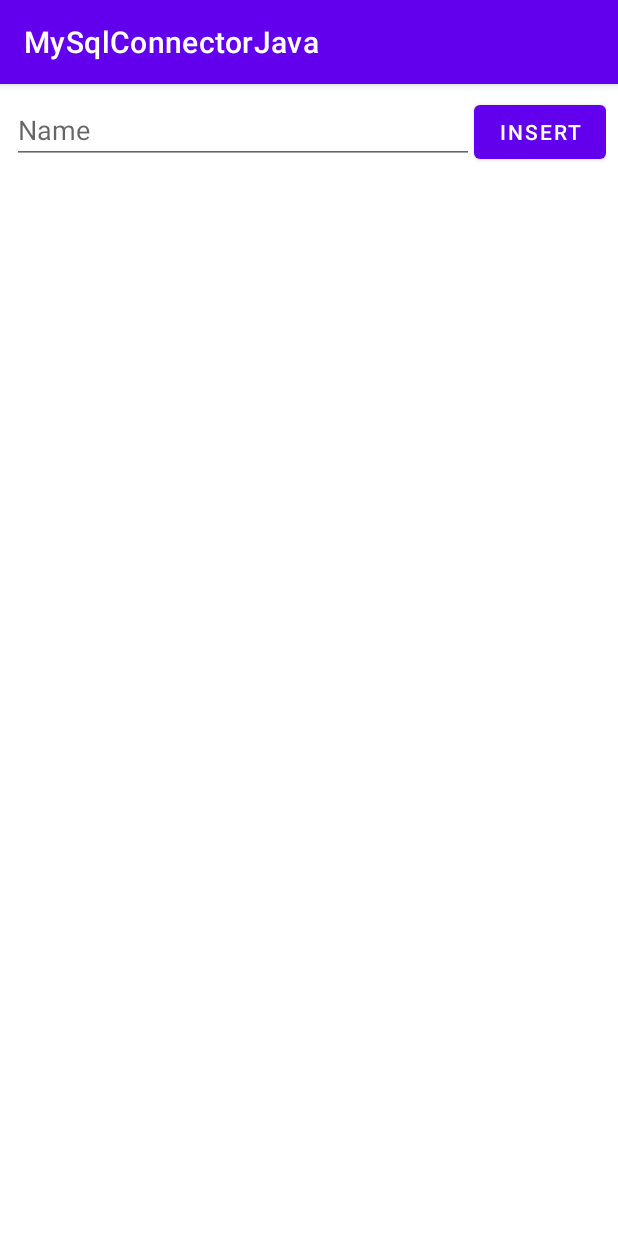
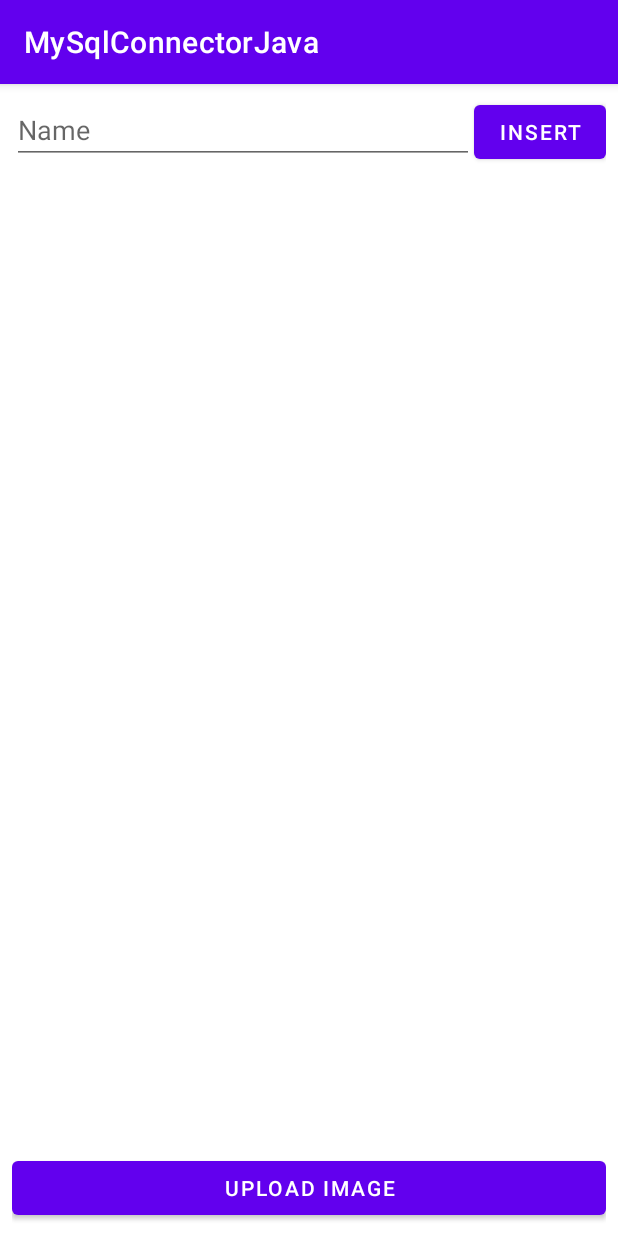
Before and after one commit to AdeDom/MySqlConnectorJava, an Android app: the screen it shows after launch (MainActivity), on a phone screen of 412 x 824 dp. Run offline under Robolectric (Android 15) with nearby library versions, the phone set to English and light mode, and no system bars; pictures from the network do not load; 4 statements that could not run were skipped.

Commit message:
update code library upload image and test (kotlin)

```diff
--- a/app/src/main/res/layout/activity_main.xml
+++ b/app/src/main/res/layout/activity_main.xml
@@ -31,6 +31,13 @@
     <com.google.android.material.textview.MaterialTextView
             android:id="@+id/tv_product"
             android:layout_width="wrap_content"
-            android:layout_height="wrap_content" />
+            android:layout_height="0dp"
+            android:layout_weight="1" />
+
+    <com.google.android.material.button.MaterialButton
+            android:id="@+id/bt_upload_image"
+            android:layout_width="match_parent"
+            android:layout_height="wrap_content"
+            android:text="Upload image" />
 
 </LinearLayout>
--- a/library/src/main/java/com/adedom/library/ApiInterface.java
+++ b/library/src/main/java/com/adedom/library/ApiService.java
@@ -1,13 +1,15 @@
 package com.adedom.library;
 
+import okhttp3.ResponseBody;
 import retrofit2.Call;
 import retrofit2.http.Field;
 import retrofit2.http.FormUrlEncoded;
 import retrofit2.http.POST;
 
-public interface ApiInterface {
+public interface ApiService {
 
     @FormUrlEncoded
     @POST("upload-image.php")
-    Call<ImageClass> uploadImage(@Field("name") String name, @Field("image") String image);
+    Call<ResponseBody> uploadImage(@Field("name") String name, @Field("image") String image);
+
 }
--- /dev/null
+++ b/library/src/main/java/com/adedom/library/UploadImageListener.java
@@ -0,0 +1,9 @@
+package com.adedom.library;
+
+import okhttp3.ResponseBody;
+
+public interface UploadImageListener {
+
+    void onUploadImageSuccess(ResponseBody responseBody);
+
+}
```
Also changed, not shown: app/src/main/java/com/adedom/mysqlconnectorjava/MainActivity.kt (+19 -0 lines), library/src/main/java/com/adedom/library/Dru.java (+21 -8 lines), library/src/main/java/com/adedom/library/ImageClass.java (deleted, +0 -13 lines).
